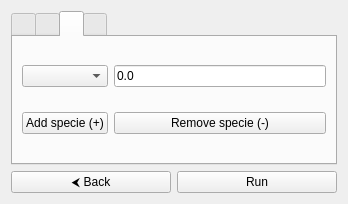
srebughini/ASALI, file GUI/Ubuntu/src/gui/ui/input/cstr_input_page.ui: the form before one commit.
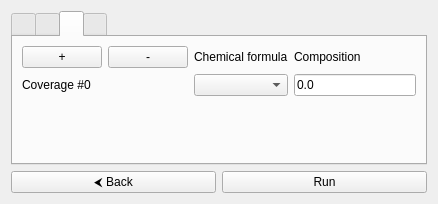
The form after the commit. The open tabs and pages were chosen to show the change.

Commit message: Add CSTR model

```diff
--- a/GUI/Ubuntu/src/gui/ui/input/cstr_input_page.ui
+++ b/GUI/Ubuntu/src/gui/ui/input/cstr_input_page.ui
@@ -154,34 +154,23 @@
                         <!-- Tab 3 -->
                         <widget class="QWidget" name="coverageTab">
                             <layout class="QGridLayout" name="coverageLayout">
-                                <!-- Row 0-->
+                                <!-- Row 0 -->
                                 <item row="0" column="0">
-                                    <widget class="QComboBox" name="nc0">
-                                    </widget>
-                                </item>
-                                <item row="0" column="1">
-                                    <widget class="QLineEdit" name="z0">
-                                        <property name="text">
-                                            <string>0.0</string>
-                                        </property>
-                                    </widget>
-                                </item>
-
-                                <!-- Row 3-->
-                                <item row="3" column="0">
+                                    <layout class="QHBoxLayout" name="horizontalSpecieLayout">
+                                        <item>
                                     <widget class="QPushButton" name="addCoverageButton">
                                         <property name="text">
-                                            <string>Add specie (&#x2B;)</string>
+                                                    <string>&#x2B;</string>
                                         </property>
                                         <property name="toolTip">
                                             <string>Add coverage for input</string>
                                         </property>
                                     </widget>
                                 </item>
-                                <item row="3" column="1">
+                                        <item>
                                     <widget class="QPushButton" name="removeCoverageButton">
                                         <property name="text">
-                                            <string>Remove specie (&#x2D;)</string>
+                                                    <string>&#x2D;</string>
                                         </property>
                                         <property name="toolTip">
                                             <string>Remove coverage for input</string>
@@ -189,11 +178,67 @@
                                     </widget>
                                 </item>
                             </layout>
+                                </item>
+                                <item row="0" column="1">
+                                    <widget class="QLabel" name="formulaLabel">
+                                        <property name="text">
+                                            <string>Chemical formula</string>
+                                        </property>
+                                    </widget>
+                                </item>
+                                <item row="0" column="2">
+                                    <widget class="QLabel" name="compositionLabel">
+                                        <property name="text">
+                                            <string>Composition</string>
+                                        </property>
+                                    </widget>
+                                </item>
+                                
+                                
+                                <!-- Row 1-->
+                                <item row="1" column="0">
+                                    <widget class="QLabel">
+                                        <property name="text">
+                                            <string>Coverage #0</string>
+                                        </property>
+                                    </widget>
+                                </item>
+                                <item row="1" column="1">
+                                    <widget class="QComboBox" name="nc0">
+                                    </widget>
+                                </item>
+                                <item row="1" column="2">
+                                    <widget class="QLineEdit" name="z0">
+                                        <property name="text">
+                                            <string>0.0</string>
+                                        </property>
+                                    </widget>
+                                </item>
+
+
+                                <!-- Row 2-->
+                                <item row="2" column="0" colspan="3">
+                                    <widget class="QLabel" name="dummyLabel">
+                                        <property name="text">
+                                            <string> </string>
+                                        </property>
+                                    </widget>
+                                </item>
+
+                                <!-- Row 3-->
+                                <item row="3" column="0" colspan="3">
+                                    <widget class="QLabel" name="dummyLabel">
+                                        <property name="text">
+                                            <string> </string>
+                                        </property>
+                                    </widget>
+                                </item>
+
+
+                            </layout>
                         </widget>
                         <!-- Tab 4 -->
                         <widget class="QWidget" name="initialTab">
-                            <layout class="QVBoxLayout" name="VinitialLayout">
-                                <item>
                                     <layout class="QGridLayout" name="initialLayout">
                                         <!-- Row 0 -->
                                         <item row="0" column="0">
@@ -237,38 +282,25 @@
                                                 </item>
                                             </widget>
                                         </item>
-                                    </layout>
-                                </item>
+
+
+                                <!-- Row 2 -->
+                                <item row="2" column="0">
+                                    <layout class="QHBoxLayout" name="horizontalSpecieLayout">
                                 <item>
-                                    <layout class="QGridLayout" name="initialCompositionLayout">
-                                        <!-- Row 0-->
-                                        <item row="0" column="0">
-                                            <widget class="QComboBox" name="n0">
-                                            </widget>
-                                        </item>
-                                        <item row="0" column="1">
-                                            <widget class="QLineEdit" name="x0">
-                                                <property name="text">
-                                                    <string>0.0</string>
-                                                </property>
-                                            </widget>
-                                        </item>
-                                                
-                                        <!-- Row 1-->
-                                        <item row="1" column="0">
                                             <widget class="QPushButton" name="addSpecieButton">
                                                 <property name="text">
-                                                    <string>Add specie (&#x2B;)</string>
+                                                    <string>&#x2B;</string>
                                                 </property>
                                                 <property name="toolTip">
                                                     <string>Add specie for input</string>
                                                 </property>
                                             </widget>
                                         </item>
-                                        <item row="1" column="1">
+                                        <item>
                                             <widget class="QPushButton" name="removeSpecieButton">
                                                 <property name="text">
-                                                    <string>Remove specie (&#x2D;)</string>
+                                                    <string>&#x2D;</string>
                                                 </property>
                                                 <property name="toolTip">
                                                     <string>Remove specie for input</string>
@@ -277,6 +309,41 @@
                                         </item>
                                     </layout>
                                 </item>
+                                <item row="2" column="1">
+                                    <widget class="QLabel" name="formulaLabel">
+                                        <property name="text">
+                                            <string>Chemical formula</string>
+                                        </property>
+                                    </widget>
+                                </item>
+                                <item row="2" column="2">
+                                    <widget class="QLabel" name="compositionLabel">
+                                        <property name="text">
+                                            <string>Composition</string>
+                                        </property>
+                                    </widget>
+                                </item>
+
+
+                                <!-- Row 3 -->
+                                <item row="3" column="0">
+                                    <widget class="QLabel">
+                                        <property name="text">
+                                            <string>Specie #0</string>
+                                        </property>
+                                    </widget>
+                                </item>
+                                <item row="3" column="1">
+                                    <widget class="QComboBox" name="n0">
+                                    </widget>
+                                </item>
+                                <item row="3" column="2">
+                                    <widget class="QLineEdit" name="x0">
+                                        <property name="text">
+                                            <string>1.0</string>
+                                        </property>
+                                    </widget>
+                                </item>
                             </layout>
                         </widget>
                     </widget>
```
Lines whose indentation alone changed are shown as unchanged. The commit also changes 9 other files.
